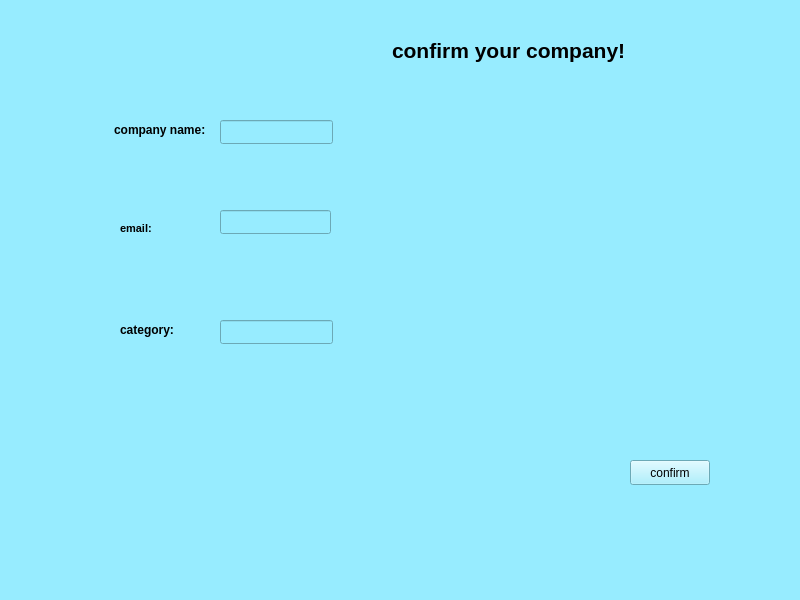
This is confirmcompany.ui in white-vessel/eyd-project as Qt 5 draws it before an edit. The edited form follows.
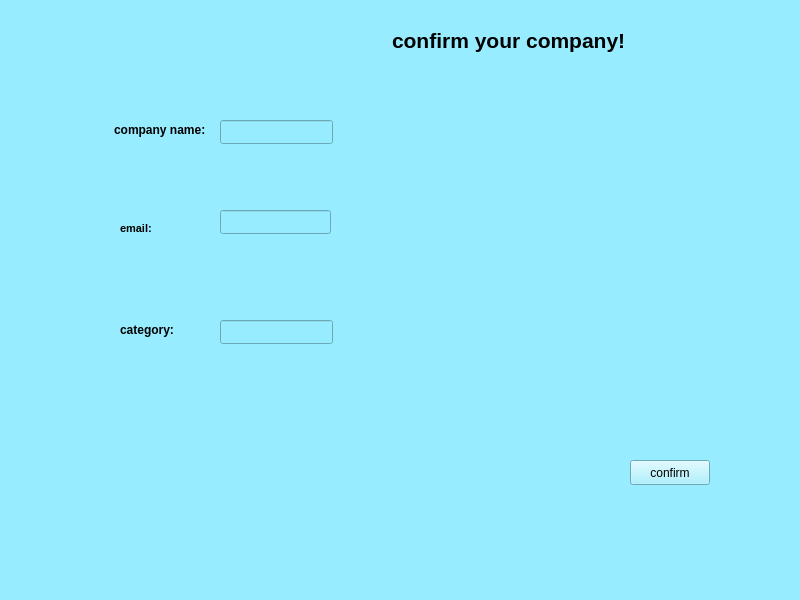
This is the edited form. Icons and pictures are not drawn.

```diff
--- a/confirmcompany.ui
+++ b/confirmcompany.ui
@@ -54,7 +54,7 @@
       <x>390</x>
       <y>0</y>
       <width>321</width>
-      <height>101</height>
+      <height>81</height>
      </rect>
     </property>
     <property name="font">
@@ -95,7 +95,7 @@
      <rect>
       <x>120</x>
       <y>220</y>
-      <width>55</width>
+      <width>41</width>
       <height>16</height>
      </rect>
     </property>
@@ -115,7 +115,7 @@
      <rect>
       <x>120</x>
       <y>320</y>
-      <width>81</width>
+      <width>71</width>
       <height>20</height>
      </rect>
     </property>
```
Left out of the diff: 1 changed line with no effect on the pictures.
